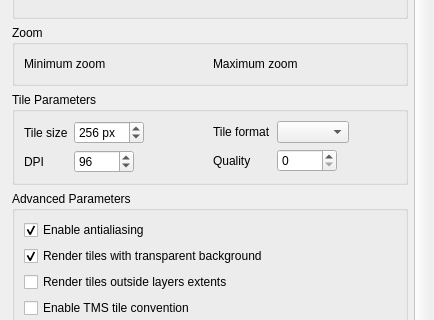
Before: the Qt Designer form src/qtiles/ui/qtilesdialogbase.ui in nextgis/qgis_qtiles, drawn with Qt 5; both pictures show x 0 to 434 and y 157 to 477 of the 434 by 626 pixel window.
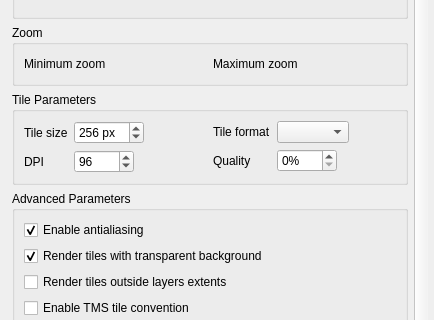
After: the same form once the commit is applied. Custom widgets are drawn as their Qt base class.

Commit message: Add suffix property to percentage input field

Patch:
```diff
--- a/src/qtiles/ui/qtilesdialogbase.ui
+++ b/src/qtiles/ui/qtilesdialogbase.ui
@@ -510,6 +510,9 @@
                    <height>0</height>
                   </size>
                  </property>
+                 <property name="suffix">
+                  <string>%</string>
+                 </property>
                  <property name="maximum">
                   <number>100</number>
                  </property>
```
